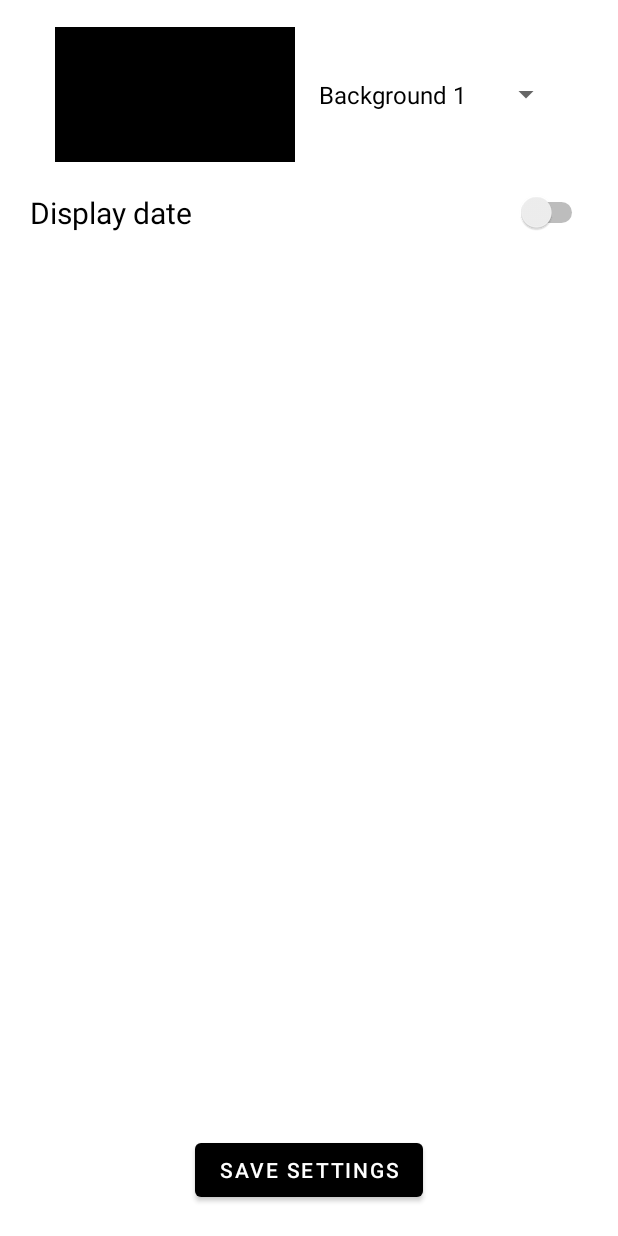
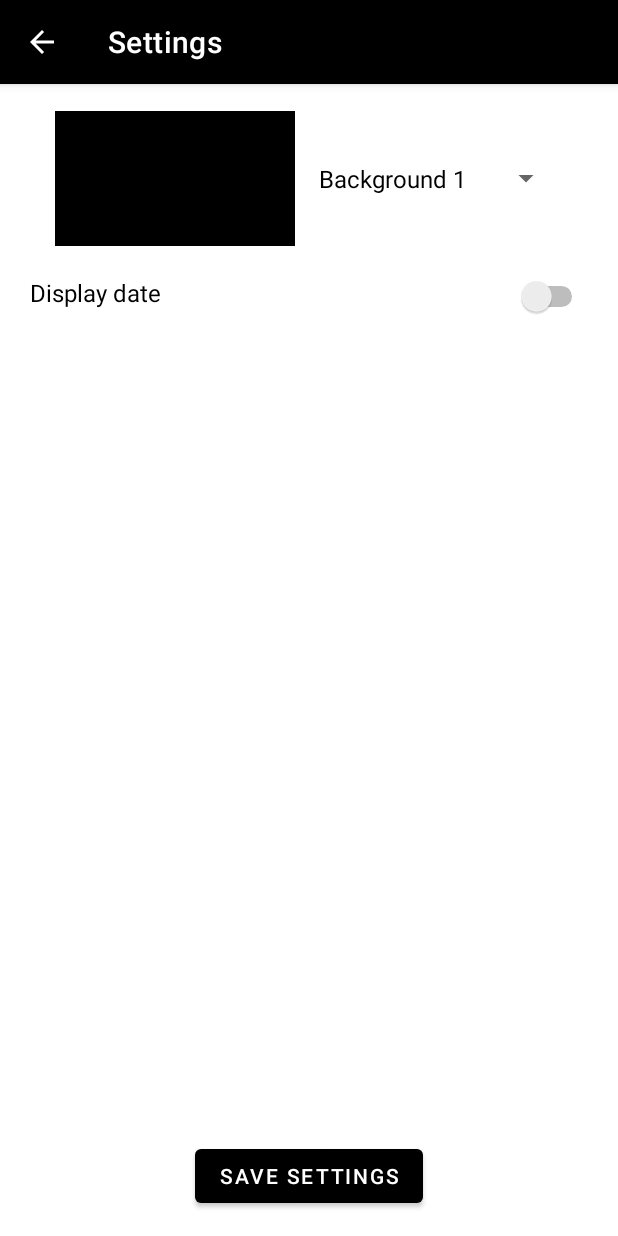
Before and after one commit to thpir/Galaxy-Alarm-Clock, an Android app: the SettingsActivity screen opened directly, with no data from a screen before it, on a phone screen of 412 x 824 dp. Run offline under Robolectric (Android 15) with nearby library versions, the phone set to English and light mode, and no system bars.

```diff
--- a/app/src/main/AndroidManifest.xml
+++ b/app/src/main/AndroidManifest.xml
@@ -8,7 +8,7 @@
         android:label="@string/app_name"
         android:roundIcon="@mipmap/ic_launcher_round"
         android:supportsRtl="true"
-        android:theme="@style/Theme.BedsideLamp">
+        android:theme="@style/Theme.GalaxyAlarmClock">
         <activity
             android:name=".SettingsActivity"
             android:exported="false"
--- a/app/src/main/res/layout/activity_settings.xml
+++ b/app/src/main/res/layout/activity_settings.xml
@@ -23,10 +23,10 @@
         android:layout_marginRight="20sp"
         android:layout_below="@+id/spinner_backgrounds"
         android:gravity="left"
-        android:text="Display date"
-        android:textSize="20sp"
+        android:text="@string/switch1_text"
+        android:textSize="16sp"
         android:theme="@style/Theme.Switch"
-        tools:ignore="UseSwitchCompatOrMaterialXml" />
+        tools:ignore="RtlHardcoded,UseSwitchCompatOrMaterialXml" />
 
     <Button
         android:id="@+id/SaveSettings"
@@ -34,7 +34,7 @@
         android:layout_height="wrap_content"
         android:layout_centerHorizontal="true"
         android:layout_alignParentBottom="true"
-        android:layout_marginBottom="20sp"
-        android:text="Save Settings"/>
+        android:layout_marginBottom="16sp"
+        android:text="@string/button_save_settings_text"/>
 
 </RelativeLayout>
--- a/app/src/main/res/values-night/themes.xml
+++ b/app/src/main/res/values-night/themes.xml
@@ -1,6 +1,6 @@
 <resources xmlns:tools="http://schemas.android.com/tools">
     <!-- Base application theme. -->
-    <style name="Theme.BedsideLamp" parent="Theme.MaterialComponents.DayNight.NoActionBar">
+    <style name="Theme.GalaxyAlarmClock" parent="Theme.MaterialComponents.DayNight.DarkActionBar">
         <!-- Primary brand color. -->
         <item name="colorPrimary">@color/black</item>
         <item name="colorPrimaryVariant">@color/black</item>
--- a/app/src/main/res/values/strings.xml
+++ b/app/src/main/res/values/strings.xml
@@ -1,3 +1,5 @@
 <resources>
     <string name="app_name">Galaxy Alarm Clock</string>
+    <string name="switch1_text">Display date</string>
+    <string name="button_save_settings_text">Save Settings</string>
 </resources>
--- a/app/src/main/res/values/themes.xml
+++ b/app/src/main/res/values/themes.xml
@@ -1,6 +1,6 @@
 <resources xmlns:tools="http://schemas.android.com/tools">
     <!-- Base application theme. -->
-    <style name="Theme.BedsideLamp" parent="Theme.MaterialComponents.DayNight.NoActionBar">
+    <style name="Theme.GalaxyAlarmClock" parent="Theme.MaterialComponents.DayNight.DarkActionBar">
         <!-- Primary brand color. -->
         <item name="colorPrimary">@color/black</item>
         <item name="colorPrimaryVariant">@color/black</item>
```
Also changed, not shown: app/src/main/java/com/example/galaxyalarmclock/SettingsActivity.java (+0 -7 lines), 3 other files.
